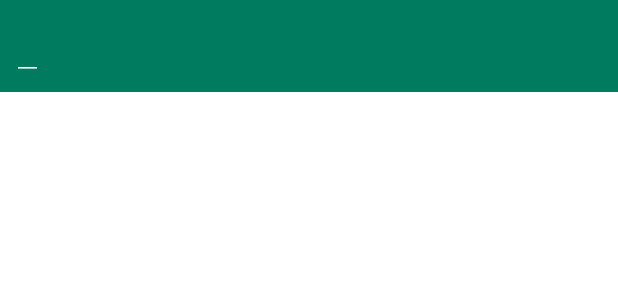
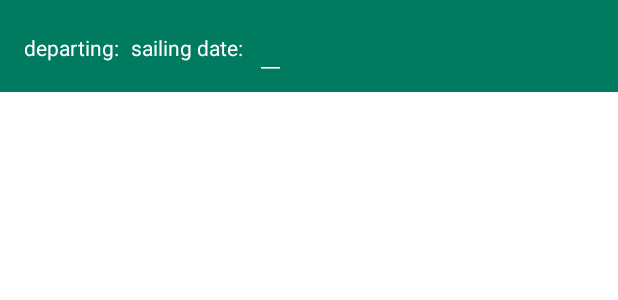
Before and after one commit to WSDOT/wsdot-kotlin-app, an Android app: the layout ferries_route_fragment.xml on its own in the app's theme, with its tools: preview values and no code run, on a phone screen of 412 x 824 dp. Shown: the top 300 px of the screen. Run offline under Robolectric (Android 15) with nearby library versions, the phone set to English and light mode, and no system bars.

Commit message:
Saves normalized ferry sailing data to DB
WIP: terminal combos

```diff
--- a/app/src/main/java/gov/wa/wsdot/android/wsdot/db/ferries/FerryScheduleDao.kt
+++ b/app/src/main/java/gov/wa/wsdot/android/wsdot/db/ferries/FerryScheduleDao.kt
@@ -18,6 +18,9 @@ abstract class FerryScheduleDao {
     @Query("SELECT * FROM FerrySchedule")
     abstract fun loadSchedules(): LiveData<List<FerrySchedule>>
 
+    @Query("SELECT * FROM FerrySchedule WHERE routeId = (:routeId)")
+    abstract fun loadSchedule(routeId: Int): LiveData<FerrySchedule>
+
    // @Query("SELECT * FROM FerrySchedule WHERE id in (:scheduleIds)")
    // protected abstract fun loadById(scheduleIds: List<Int>): LiveData<List<String>>
 
--- a/app/src/main/java/gov/wa/wsdot/android/wsdot/di/ViewModelModule.kt
+++ b/app/src/main/java/gov/wa/wsdot/android/wsdot/di/ViewModelModule.kt
@@ -10,6 +10,7 @@ import gov.wa.wsdot.android.wsdot.di.viewmodel.WsdotViewModelFactory
 import gov.wa.wsdot.android.wsdot.ui.common.viewmodel.SharedDateViewModel
 import gov.wa.wsdot.android.wsdot.ui.ferries.FerriesViewModel
 import gov.wa.wsdot.android.wsdot.ui.ferries.route.FerriesRouteViewModel
+import gov.wa.wsdot.android.wsdot.ui.ferries.route.FerriesSailingViewModel
 
 @Suppress("unused")
 @Module
@@ -27,6 +28,11 @@ abstract class ViewModelModule {
 
     @Binds
     @IntoMap
+    @ViewModelKey(FerriesSailingViewModel::class)
+    abstract fun bindFerriesSailingViewModel(ferriesSailingViewModel: FerriesSailingViewModel): ViewModel
+
+    @Binds
+    @IntoMap
     @ViewModelKey(SharedDateViewModel::class)
     abstract fun bindSharedDateViewModel(sharedDateViewModel: SharedDateViewModel): ViewModel
 
--- a/app/src/main/java/gov/wa/wsdot/android/wsdot/ui/ferries/FerriesViewModel.kt
+++ b/app/src/main/java/gov/wa/wsdot/android/wsdot/ui/ferries/FerriesViewModel.kt
@@ -1,6 +1,5 @@
 package gov.wa.wsdot.android.wsdot.ui.ferries
 
-import android.util.Log
 import androidx.lifecycle.LiveData
 import androidx.lifecycle.MediatorLiveData
 import androidx.lifecycle.ViewModel
@@ -18,7 +17,7 @@ class FerriesViewModel @Inject constructor(ferriesRepository: FerriesRepository)
     // mediator handles resubscribe on refresh
     val routes = MediatorLiveData<Resource<List<FerrySchedule>>>()
 
-    private var routesLiveData : LiveData<Resource<List<FerrySchedule>>> = ferriesRepository.loadSchedule(false)
+    private var routesLiveData : LiveData<Resource<List<FerrySchedule>>> = ferriesRepository.loadSchedules(false)
 
     init {
         routes.addSource(routesLiveData) { routes.value = it }
@@ -26,7 +25,7 @@ class FerriesViewModel @Inject constructor(ferriesRepository: FerriesRepository)
 
     fun refresh() {
         routes.removeSource(routesLiveData)
-        routesLiveData = repo.loadSchedule(true)
+        routesLiveData = repo.loadSchedules(true)
         routes.addSource(routesLiveData) { routes.value = it }
     }
 }
--- a/app/src/main/res/layout/ferries_route_fragment.xml
+++ b/app/src/main/res/layout/ferries_route_fragment.xml
@@ -7,11 +7,15 @@
         <import type="gov.wa.wsdot.android.wsdot.ui.common.viewmodel.SharedDateViewModel" />
 
         <variable
-            name="viewModel"
+            name="routeViewModel"
+            type="gov.wa.wsdot.android.wsdot.ui.ferries.route.FerriesRouteViewModel"/>
+
+        <variable
+            name="dateViewModel"
             type="gov.wa.wsdot.android.wsdot.ui.common.viewmodel.SharedDateViewModel"/>
 
         <variable
-            name="pickerCallback"
+            name="datePickerCallback"
             type="gov.wa.wsdot.android.wsdot.ui.common.callback.TapCallback" />
     </data>
 
@@ -30,7 +34,57 @@
             app:layout_constraintTop_toTopOf="parent"
             app:layout_constraintEnd_toEndOf="parent"
             app:layout_constraintStart_toStartOf="parent"
-            android:columnCount="1">
+            android:columnCount="4">
+
+            <TextView
+                android:id="@+id/sailing_spinner_label"
+                android:layout_width="wrap_content"
+                android:layout_height="wrap_content"
+                android:layout_marginTop="8dp"
+                android:layout_marginBottom="8dp"
+                android:layout_marginStart="16dp"
+                android:textColor="@color/white"
+                android:backgroundTint="@color/white"
+                android:text="departing:"
+                app:layout_constraintTop_toTopOf="parent"
+                app:layout_constraintBottom_toBottomOf="parent"
+                app:layout_constraintStart_toStartOf="parent" />
+
+            <!--
+            <Spinner
+                android:id="@+id/sailing_spinner"
+                android:layout_width="wrap_content"
+                android:layout_height="wrap_content"
+                android:textColor="@color/white"
+                android:backgroundTint="@color/white"
+                android:layout_gravity="center"
+                app:layout_constraintTop_toTopOf="parent"
+                app:layout_constraintBottom_toBottomOf="parent"
+                app:layout_constraintStart_toEndOf="@id/sailing_picker_label"
+                app:sailings="{@routeViewModel.sailings}"
+                app:selectedSailing="{@routeViewModel.sailing}"
+
+                android:entries="@array/item_list"
+                android:onItemSelected="@{(parent,view,pos,id)-> routeViewModel.onSelectSailing(parent,view,pos,id)}"
+
+
+                />
+-->
+
+
+            <TextView
+                android:id="@+id/date_picker_label"
+                android:layout_width="wrap_content"
+                android:layout_height="wrap_content"
+                android:layout_marginTop="8dp"
+                android:layout_marginBottom="8dp"
+                android:layout_marginStart="8dp"
+                android:textColor="@color/white"
+                android:backgroundTint="@color/white"
+                android:text="sailing date:"
+                app:layout_constraintTop_toTopOf="parent"
+                app:layout_constraintBottom_toBottomOf="parent"
+                app:layout_constraintStart_toEndOf="@id/sailing_spinner_label" />
 
             <EditText
                 android:id="@+id/date_picker"
@@ -42,11 +96,11 @@
                 app:layout_constraintTop_toTopOf="parent"
                 app:layout_constraintBottom_toBottomOf="parent"
                 app:layout_constraintEnd_toEndOf="parent"
-                app:layout_constraintStart_toStartOf="parent"
-                app:bindDate="@{viewModel.value}"
+                app:layout_constraintStart_toEndOf="@id/date_picker_label"
+                app:bindDate="@{dateViewModel.value}"
                 android:focusable="false"
                 android:inputType="date"
-                android:onClick="@{() -> pickerCallback.onTap()}"/>
+                android:onClick="@{() -> datePickerCallback.onTap()}"/>
 
         </GridLayout>
 
--- /dev/null
+++ b/app/src/main/res/values/arrays.xml
@@ -0,0 +1,8 @@
+<?xml version="1.0" encoding="utf-8"?>
+<resources>
+    <array name="item_list">
+        <item>item1</item>
+        <item>item2</item>
+        <item>item3</item>
+    </array>
+</resources>
```
Also changed, not shown: app/src/main/java/gov/wa/wsdot/android/wsdot/db/WsdotDB.kt (+4 -4 lines), app/src/main/java/gov/wa/wsdot/android/wsdot/db/WsdotTypeConverters.kt (+33 -0 lines), app/src/main/java/gov/wa/wsdot/android/wsdot/db/ferries/FerrySailing.kt (+31 -0 lines), app/src/main/java/gov/wa/wsdot/android/wsdot/db/ferries/FerrySailingDao.kt (added, +30 -0 lines), app/src/main/java/gov/wa/wsdot/android/wsdot/db/ferries/TerminalCombo.kt (added, +8 -0 lines), app/src/main/java/gov/wa/wsdot/android/wsdot/di/AppModule.kt (+7 -0 lines), app/src/main/java/gov/wa/wsdot/android/wsdot/repository/FerriesRepository.kt (+80 -5 lines), app/src/main/java/gov/wa/wsdot/android/wsdot/ui/ferries/route/FerriesRouteFragment.kt (+44 -3 lines), app/src/main/java/gov/wa/wsdot/android/wsdot/ui/ferries/route/FerriesRouteViewModel.kt (+38 -2 lines), app/src/main/java/gov/wa/wsdot/android/wsdot/ui/ferries/route/FerriesSailingViewModel.kt (added, +63 -0 lines).
